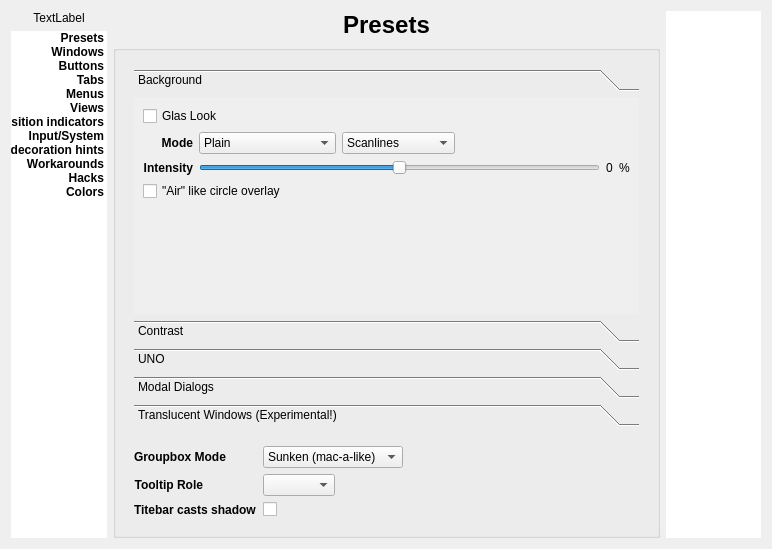
First picture: the form in config/config.ui, repository deiv/bespin-pkg, before the edit.
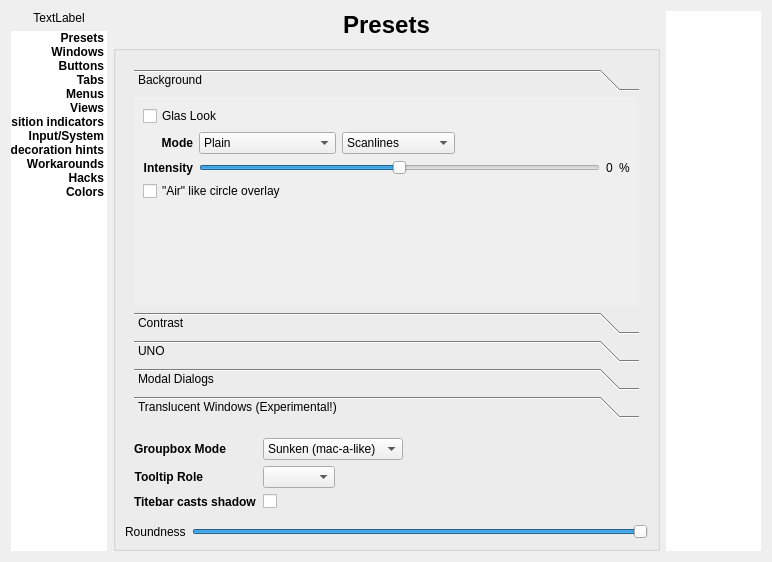
Second picture: the form after the edit. The open tabs and pages were chosen to show the change.

Commit message: add roundness config gui

The edit to the form file:
```diff
--- a/config/config.ui
+++ b/config/config.ui
@@ -554,8 +554,8 @@
               <rect>
                <x>0</x>
                <y>0</y>
-               <width>524</width>
-               <height>236</height>
+               <width>498</width>
+               <height>221</height>
               </rect>
              </property>
              <attribute name="label">
@@ -3575,6 +3575,30 @@
         </widget>
        </widget>
       </item>
+      <item>
+       <layout class="QHBoxLayout" name="horizontalLayout_6">
+        <item>
+         <widget class="QLabel" name="label_63">
+          <property name="text">
+           <string>Roundness</string>
+          </property>
+         </widget>
+        </item>
+        <item>
+         <widget class="QSlider" name="roundness">
+          <property name="maximum">
+           <number>100</number>
+          </property>
+          <property name="sliderPosition">
+           <number>100</number>
+          </property>
+          <property name="orientation">
+           <enum>Qt::Horizontal</enum>
+          </property>
+         </widget>
+        </item>
+       </layout>
+      </item>
      </layout>
     </widget>
    </item>
```
Left out of the diff: 112 changed lines with no effect on the pictures. The commit also changes 1 other file.
